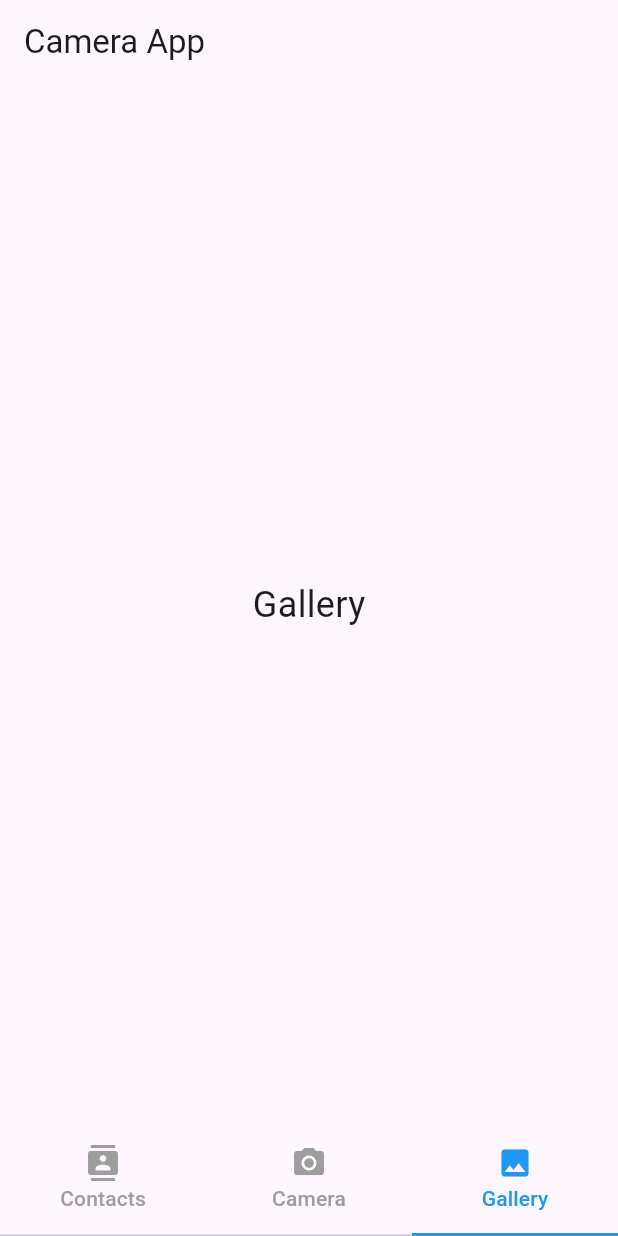
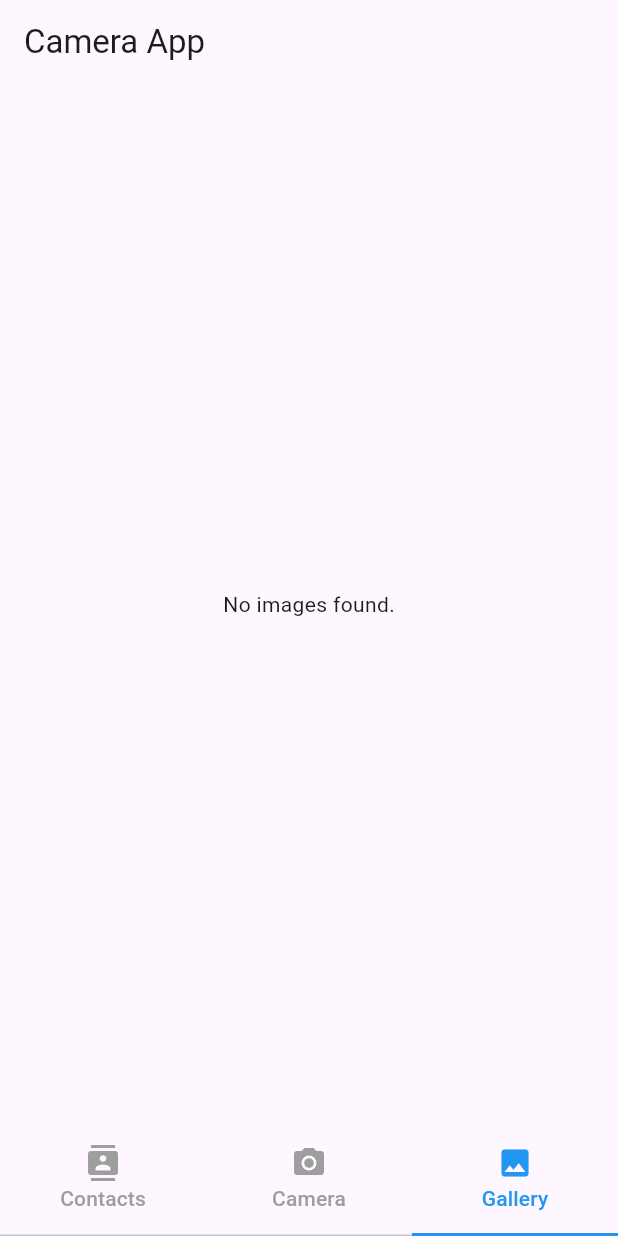
Before and after one commit to enchantee00/MadCamp-week1, a Flutter app: the screen it shows after launch, item 3 of the bottom bar chosen, on a phone screen of 412 x 824 dp. Run offline on Flutter 3.47's test engine with Material 3 defaults, Android fonts, the phone set to English and light mode, and no system bars; our stand-ins replace camera, contacts_service, permission_handler.

Commit message:
Gallery Tab 구현

```diff
--- a/week1_flutter_test/lib/camera_tab.dart
+++ b/week1_flutter_test/lib/camera_tab.dart
@@ -7,8 +7,9 @@ import 'package:path/path.dart';
 
 class CameraTab extends StatefulWidget {
   final List<CameraDescription> cameras;
+  final Function(String) onPictureTaken; // 콜백 함수 추가
 
-  CameraTab({required this.cameras});
+  CameraTab({required this.cameras, required this.onPictureTaken});
 
   @override
   _CameraTabState createState() => _CameraTabState();
@@ -58,6 +59,8 @@ class _CameraTabState extends State<CameraTab> {
       setState(() {
         this.imagePath = imagePath;
       });
+
+      widget.onPictureTaken(imagePath); // 콜백 호출하여 갤러리 탭에 전달
     } catch (e) {
       print(e);
     }
--- a/week1_flutter_test/lib/gallery_tab.dart
+++ b/week1_flutter_test/lib/gallery_tab.dart
@@ -1,12 +1,93 @@
 import 'package:flutter/material.dart';
+import 'dart:io';
+import 'package:path_provider/path_provider.dart';
+import 'package:path/path.dart';
+import 'package:intl/intl.dart';
 
-class GalleryTab extends StatelessWidget {
+class GalleryTab extends StatefulWidget {
+  GalleryTab({Key? key}) : super(key: key);
+
+  @override
+  GalleryTabState createState() => GalleryTabState();
+}
+
+class GalleryTabState extends State<GalleryTab> {
+  List<File> images = [];
+
+  @override
+  void initState() {
+    super.initState();
+    _loadImages();
+  }
+
+  void addImage(String path) {
+    setState(() {
+      images.add(File(path));
+      images.sort((a, b) => b.lastModifiedSync().compareTo(a.lastModifiedSync()));
+    });
+  }
+
+  Future<void> _loadImages() async {
+    final Directory appDir = await getApplicationDocumentsDirectory();
+    final String imageDir = join(appDir.path, 'Pictures');
+    final directory = Directory(imageDir);
+
+    if (await directory.exists()) {
+      final List<FileSystemEntity> files = directory.listSync();
+      setState(() {
+        images = files.where((file) => file.path.endsWith('.png')).map((file) => File(file.path)).toList();
+        images.sort((a, b) => b.lastModifiedSync().compareTo(a.lastModifiedSync()));
+      });
+    }
+  }
+
+  Map<String, List<File>> _groupByDate(List<File> images) {
+    Map<String, List<File>> groupedImages = {};
+    for (var image in images) {
+      String date = DateFormat('yyyy-MM-dd').format(image.lastModifiedSync());
+      if (groupedImages[date] == null) {
+        groupedImages[date] = [];
+      }
+      groupedImages[date]!.add(image);
+    }
+    return groupedImages;
+  }
+
   @override
   Widget build(BuildContext context) {
-    return Center(
-      child: Text(
-        'Gallery',
-        style: TextStyle(fontSize: 24),
+    Map<String, List<File>> groupedImages = _groupByDate(images);
+
+    return Scaffold(
+      body: groupedImages.isEmpty
+          ? Center(child: Text('No images found.'))
+          : ListView(
+        children: groupedImages.keys.map((String date) {
+          return Column(
+            crossAxisAlignment: CrossAxisAlignment.start,
+            children: [
+              Padding(
+                padding: const EdgeInsets.all(8.0),
+                child: Text(
+                  date,
+                  style: TextStyle(fontSize: 18, fontWeight: FontWeight.bold),
+                ),
+              ),
+              GridView.builder(
+                shrinkWrap: true,
+                physics: NeverScrollableScrollPhysics(),
+                gridDelegate: SliverGridDelegateWithFixedCrossAxisCount(
+                  crossAxisCount: 3,
+                  crossAxisSpacing: 4.0,
+                  mainAxisSpacing: 4.0,
+                ),
+                itemCount: groupedImages[date]!.length,
+                itemBuilder: (context, index) {
+                  return Image.file(groupedImages[date]![index]);
+                },
+              ),
+            ],
+          );
+        }).toList(),
       ),
     );
   }
--- a/week1_flutter_test/lib/main.dart
+++ b/week1_flutter_test/lib/main.dart
@@ -33,11 +33,16 @@ class HomePage extends StatefulWidget {
 
 class _HomePageState extends State<HomePage> with SingleTickerProviderStateMixin {
   late TabController _tabController;
+  final GlobalKey<GalleryTabState> _galleryTabKey = GlobalKey<GalleryTabState>();
 
   @override
   void initState() {
     super.initState();
     _tabController = TabController(length: 3, vsync: this, initialIndex: 1); // 초기 인덱스를 1로 설정하여 카메라 탭이 처음에 뜨도록 설정
+  }
+
+  void _onPictureTaken(String path) {
+    _galleryTabKey.currentState?.addImage(path); // 사진을 찍으면 갤러리 탭에 추가
   }
 
   @override
@@ -49,17 +54,17 @@ class _HomePageState extends State<HomePage> with SingleTickerProviderStateMixin
       body: TabBarView(
         controller: _tabController,
         children: [
-          ContactsTab(),
-          CameraTab(cameras: cameras),
-          GalleryTab(),
+          ContactsTab(), // 첫 번째 탭으로 설정
+          CameraTab(cameras: cameras, onPictureTaken: _onPictureTaken), // 두 번째 탭으로 설정 (가운데)
+          GalleryTab(key: _galleryTabKey), // 세 번째 탭으로 설정
         ],
       ),
       bottomNavigationBar: TabBar(
         controller: _tabController,
         tabs: [
-          Tab(icon: Icon(Icons.contacts), text: 'Contacts'),
-          Tab(icon: Icon(Icons.camera_alt), text: 'Camera'),
-          Tab(icon: Icon(Icons.photo), text: 'Gallery'),
+          Tab(icon: Icon(Icons.contacts), text: 'Contacts'), // 첫 번째 탭
+          Tab(icon: Icon(Icons.camera_alt), text: 'Camera'), // 두 번째 탭 (가운데)
+          Tab(icon: Icon(Icons.photo), text: 'Gallery'), // 세 번째 탭
         ],
         labelColor: Colors.blue,
         unselectedLabelColor: Colors.grey,
--- a/week1_flutter_test/pubspec.yaml
+++ b/week1_flutter_test/pubspec.yaml
@@ -35,6 +35,7 @@ dependencies:
   camera: ^0.10.0+1
   path_provider: ^2.0.11
   path: ^1.8.2
+  intl: ^0.17.0
 
   # The following adds the Cupertino Icons font to your application.
   # Use with the CupertinoIcons class for iOS style icons.
```
Also changed, not shown: week1_flutter_test/pubspec.lock.
